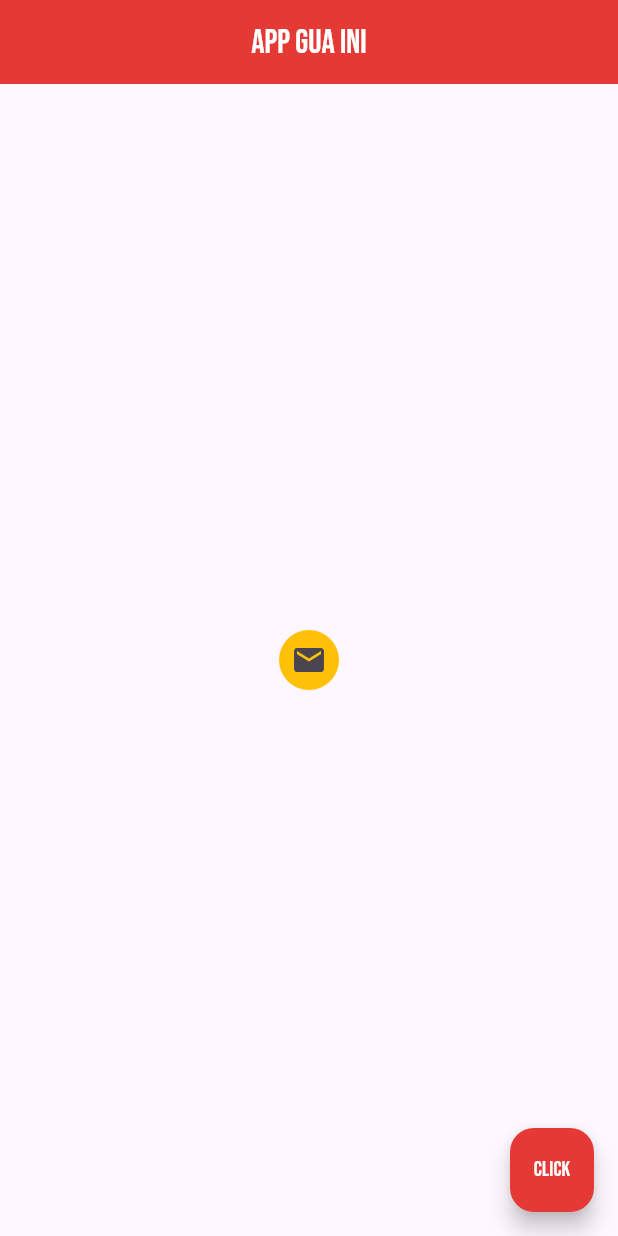
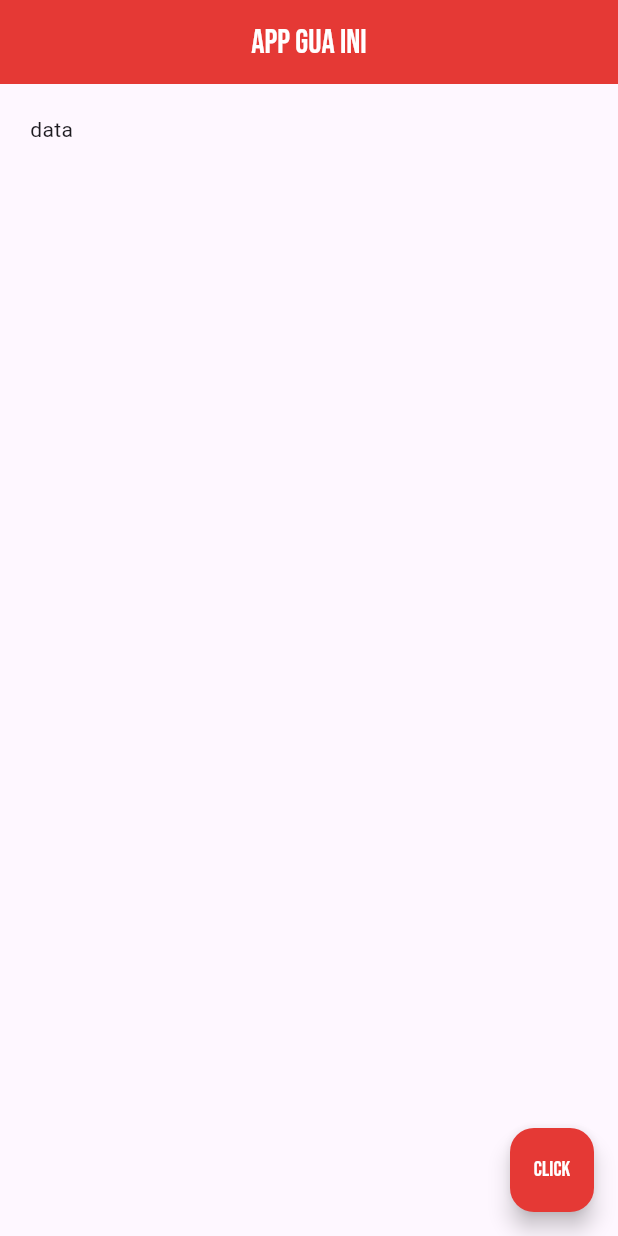
Before and after one commit to AdamJoestar/my_app, a Flutter app: the screen it shows after launch, on a phone screen of 412 x 824 dp. Run offline on Flutter 3.47's test engine with Material 3 defaults, Android fonts, the phone set to English and light mode, and no system bars.

Commit message:
padding dan margin

```diff
--- a/lib/main.dart
+++ b/lib/main.dart
@@ -20,16 +20,9 @@ class Home extends StatelessWidget {
         centerTitle: true,
         backgroundColor: Colors.red[600],
       ),
-      body: Center(
-        child: IconButton(
-          onPressed: () {
-            print('You clicked me');
-          },
-          icon: Icon(Icons.mail),
-          style: IconButton.styleFrom(
-            backgroundColor: Colors.amber,
-          ),
-        ),
+      body: Padding(
+        padding: EdgeInsets.all(20.0),
+        child: Text('data'),
       ),
       floatingActionButton: FloatingActionButton(
         onPressed: () {},
```
Also changed, not shown: pubspec.lock.
